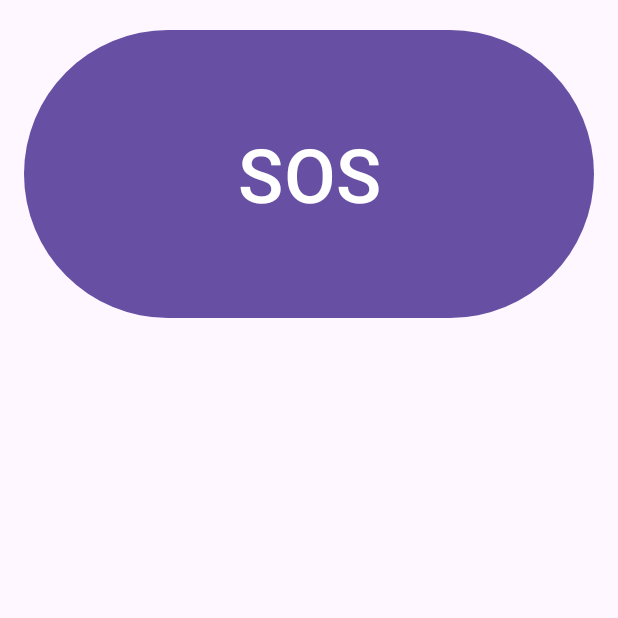
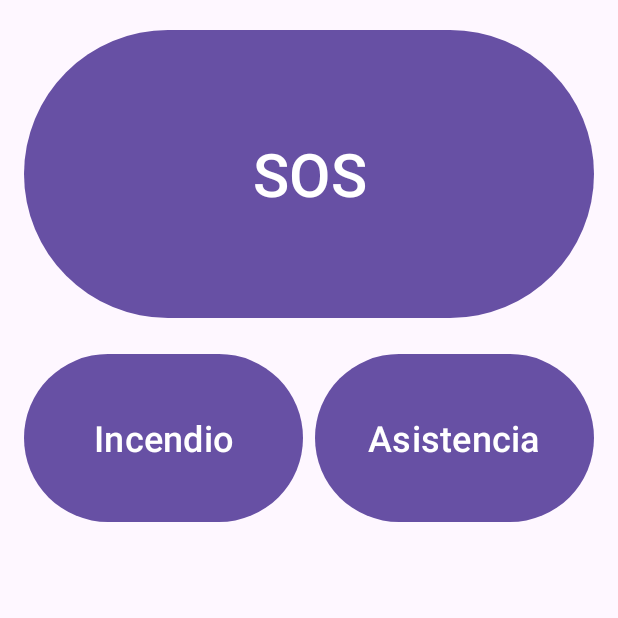
Before and after one commit to stefanodlc4/BotonPanico, an Android app: the InicioActivity screen opened directly, with no data from a screen before it, on a phone screen of 412 x 824 dp, the top half of it. Run offline under Robolectric (Android 15) with nearby library versions, the phone set to English and light mode, and no system bars.

```diff
--- a/app/src/main/res/layout/activity_inicio.xml
+++ b/app/src/main/res/layout/activity_inicio.xml
@@ -8,16 +8,45 @@
     tools:context=".activities.InicioActivity">
 
     <Button
+        android:id="@+id/actini_btn_sos"
         android:layout_width="match_parent"
         android:layout_height="200dp"
         android:layout_marginStart="@dimen/margin_grande"
         android:layout_marginEnd="@dimen/margin_grande"
         android:layout_marginTop="@dimen/margin_grande"
         android:text="@string/actini_btn_sos"
-        android:textSize="50sp"
+        android:textSize="@dimen/texto_supertitulo"
         app:layout_constraintStart_toStartOf="parent"
         app:layout_constraintEnd_toEndOf="parent"
         app:layout_constraintTop_toTopOf="parent"
         />
 
+    <Button
+        android:id="@+id/actini_btn_aux1"
+        android:layout_width="0dp"
+        android:layout_height="120dp"
+        android:layout_marginStart="@dimen/margin_grande"
+        android:layout_marginEnd="@dimen/margin_pequeno"
+        android:layout_marginTop="@dimen/margin_grande"
+        android:text="@string/actini_btn_aux1"
+        android:textSize="@dimen/texto_titulo"
+        app:layout_constraintStart_toStartOf="parent"
+        app:layout_constraintEnd_toStartOf="@+id/actini_btn_aux2"
+        app:layout_constraintTop_toBottomOf="@+id/actini_btn_sos"
+        />
+
+    <Button
+        android:id="@+id/actini_btn_aux2"
+        android:layout_width="0dp"
+        android:layout_height="120dp"
+        android:layout_marginStart="@dimen/margin_pequeno"
+        android:layout_marginEnd="@dimen/margin_grande"
+        android:layout_marginTop="@dimen/margin_grande"
+        android:text="@string/actini_btn_aux2"
+        android:textSize="@dimen/texto_titulo"
+        app:layout_constraintStart_toEndOf="@+id/actini_btn_aux1"
+        app:layout_constraintEnd_toEndOf="parent"
+        app:layout_constraintTop_toBottomOf="@+id/actini_btn_sos"
+        />
+
 </androidx.constraintlayout.widget.ConstraintLayout>
--- a/app/src/main/res/values/dimens.xml
+++ b/app/src/main/res/values/dimens.xml
@@ -1,5 +1,6 @@
 <?xml version="1.0" encoding="utf-8"?>
 <resources>
+    <dimen name="texto_supertitulo">40sp</dimen>
     <dimen name="texto_titulo">24sp</dimen>
     <dimen name="texto_normal">14sp</dimen>
 
--- a/app/src/main/res/values/strings.xml
+++ b/app/src/main/res/values/strings.xml
@@ -12,5 +12,7 @@
     <string name="actperfciud_btn_guardar">Guardar</string>
 
     <string name="actini_btn_sos">SOS</string>
+    <string name="actini_btn_aux1">Incendio</string>
+    <string name="actini_btn_aux2">Asistencia</string>
 
 </resources>
```
